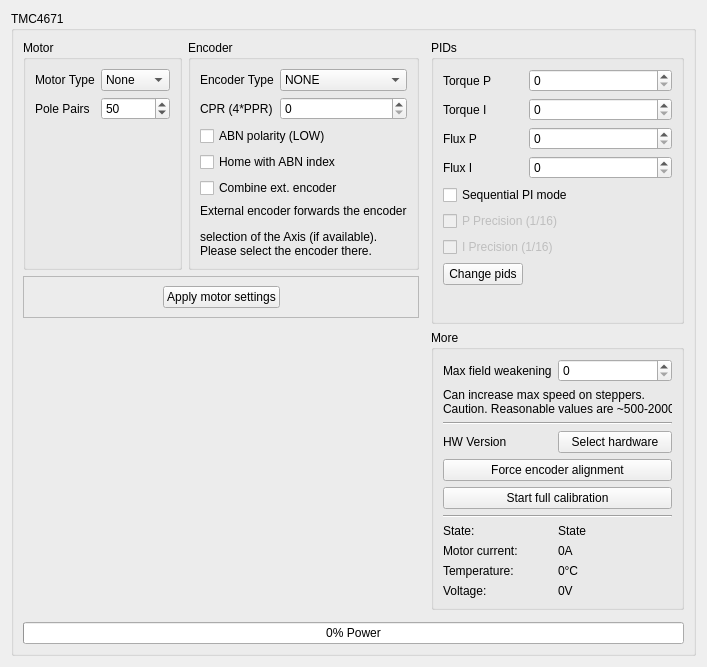
This is res/tmc4671_ui.ui in Ultrawipf/OpenFFBoard-configurator as Qt 5 draws it before an edit. The edited form follows.
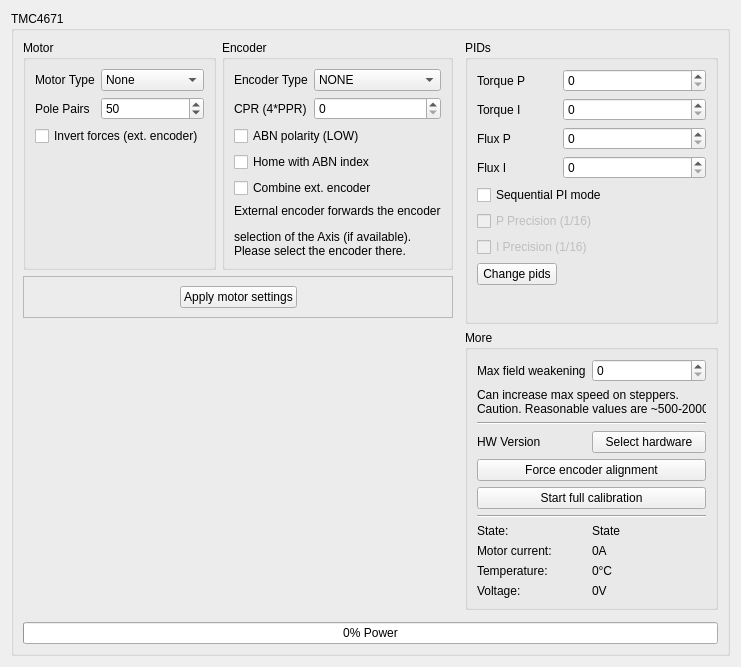
This is the edited form. Custom widgets are drawn as their Qt base class.

Commit message: Added ext enc invert checkbox

```diff
--- a/res/tmc4671_ui.ui
+++ b/res/tmc4671_ui.ui
@@ -7,7 +7,7 @@
     <x>0</x>
     <y>0</y>
     <width>707</width>
-    <height>612</height>
+    <height>632</height>
    </rect>
   </property>
   <property name="windowTitle">
@@ -297,6 +297,16 @@
            </property>
           </widget>
          </item>
+         <item row="2" column="0" colspan="2">
+          <widget class="QCheckBox" name="checkBox_invertForce">
+           <property name="toolTip">
+            <string>&lt;html&gt;&lt;head/&gt;&lt;body&gt;&lt;p&gt;Inverts forces received by the driver when combine with ext. encoder is active if the internal and external encoder directions don't match&lt;/p&gt;&lt;/body&gt;&lt;/html&gt;</string>
+           </property>
+           <property name="text">
+            <string>Invert forces (ext. encoder)</string>
+           </property>
+          </widget>
+         </item>
         </layout>
        </widget>
       </item>
```
The commit also changes 3 other files.
